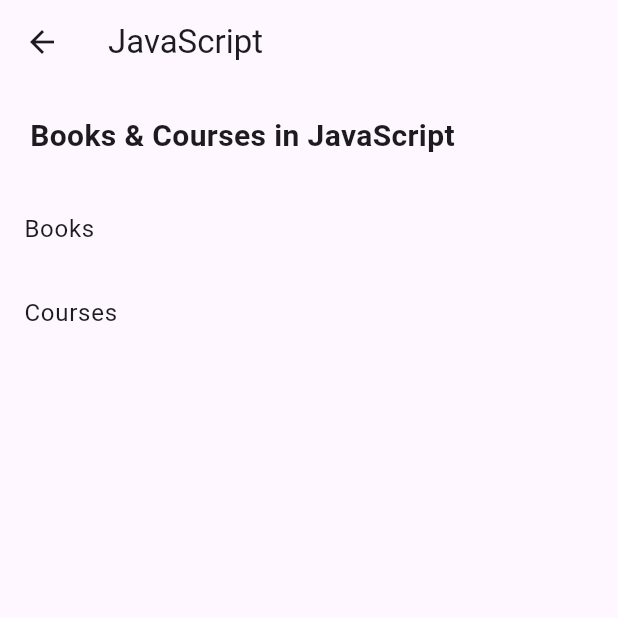
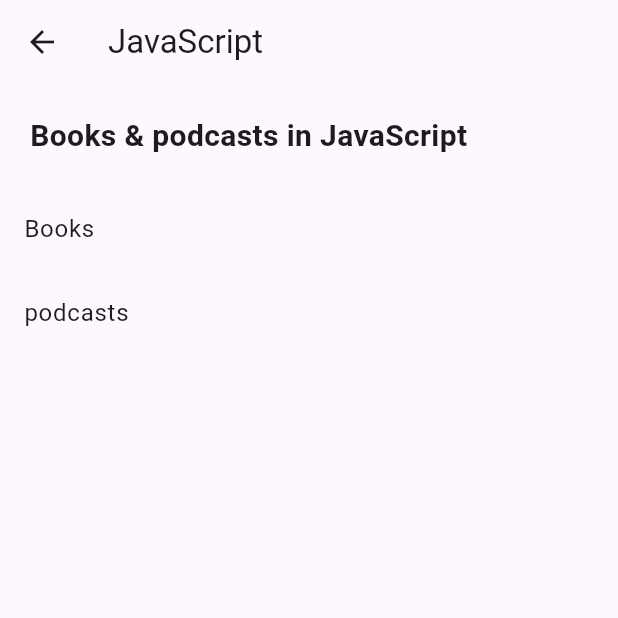
Before and after one commit to Lanyamhamad/BookStore, a Flutter app: the screen it shows after launch, after a tap on "JavaScript", on a phone screen of 412 x 824 dp, the top half of it. Run offline on Flutter 3.47's test engine with Material 3 defaults, Android fonts, the light colour scheme and no system bars; our stand-ins replace cloud_firestore, firebase_core, flutter_svg, google_nav_bar; accounts and stored records are empty.

Commit message:
convert course to podcast

```diff
--- a/books/lib/main.dart
+++ b/books/lib/main.dart
@@ -4,10 +4,11 @@ import 'package:books/services/database_service.dart';
 import 'package:books/viewmodels/book_viewmodel.dart';
 import 'package:flutter/material.dart';
 import 'package:provider/provider.dart';
+import 'package:firebase_core/firebase_core.dart';
 
 void main() async {
-    WidgetsFlutterBinding.ensureInitialized(); // Ensures the app is ready
-    await DatabaseService.instance.database; // Initializes SQLite
+  WidgetsFlutterBinding.ensureInitialized();
+  await Firebase.initializeApp();
   runApp(
     MultiProvider(
       providers: [
--- a/books/lib/models/courses_model.dart
+++ b/books/lib/models/podcasts_model.dart
@@ -1,4 +1,4 @@
-class CourseModel {
+class podcastModel {
   final String title;
   final String instructor;
   final String imagePath;
@@ -7,7 +7,7 @@ class CourseModel {
   final String lessons;
   final bool boxIsSelected;
 
-  CourseModel({
+  podcastModel({
     required this.title,
     required this.instructor,
     required this.imagePath,
@@ -18,13 +18,13 @@ class CourseModel {
 
   });
 
-static List<CourseModel> getCourses() {
-    List<CourseModel> courses = [];
+static List<podcastModel> getpodcasts() {
+    List<podcastModel> podcasts = [];
 
-    courses.add(
-      CourseModel(
+    podcasts.add(
+      podcastModel(
         title: 'HTML Basics',
-        imagePath: 'assets/images/html_course.png',
+        imagePath: 'assets/images/html_podcast.png',
         level: 'Beginner',
         instructor: 'alexander',
         duration: '2 hours',
@@ -33,10 +33,10 @@ static List<CourseModel> getCourses() {
       ),
     );
 
-    courses.add(
-      CourseModel(
+    podcasts.add(
+      podcastModel(
         title: 'CSS Styling',
-        imagePath: 'assets/images/css_course.png',
+        imagePath: 'assets/images/css_podcast.png',
         level: 'Intermediate',
         instructor: 'tim',
         duration: '3 hours',
@@ -45,10 +45,10 @@ static List<CourseModel> getCourses() {
       ),
     );
 
-    courses.add(
-      CourseModel(
+    podcasts.add(
+      podcastModel(
         title: 'JavaScript Fundamentals',
-        imagePath: 'assets/images/js_course.png',
+        imagePath: 'assets/images/js_podcast.png',
         level: 'Beginner',
         instructor: 'emily',
         duration: '4 hours',
@@ -57,6 +57,6 @@ static List<CourseModel> getCourses() {
       ),
     );
 
-    return courses;
+    return podcasts;
   }
 }
--- a/books/lib/pages/all_page.dart
+++ b/books/lib/pages/all_page.dart
@@ -1,7 +1,7 @@
 import 'package:books/components/drawer.dart';
 import 'package:books/models/book.dart';
 import 'package:books/models/category_model.dart';
-import 'package:books/models/courses_model.dart';
+import 'package:books/models/podcasts_model.dart';
 import 'package:books/pages/home_page.dart';
 import 'package:flutter/material.dart';
 import 'package:flutter_svg/svg.dart';
@@ -13,12 +13,12 @@ class AllPage extends StatelessWidget {
 
   List<CategoryModel> categories = [];
   List<Book> books = [];
-  List<CourseModel> courses = [];
+  List<podcastModel> podcasts = [];
 
   void _getInitialInfo(){
     categories = CategoryModel.getCategories();
     books = Book.getBooks();
-    courses = CourseModel.getCourses();
+    podcasts = podcastModel.getpodcasts();
   }
 
   @override
@@ -33,7 +33,7 @@ class AllPage extends StatelessWidget {
           _categoriesSection(context),
           const SizedBox(height: 40,),
 
-          _coursesSection(),
+          _podcastsSection(),
           const SizedBox(height: 40,),
 
           _bookSection(),
@@ -44,14 +44,14 @@ class AllPage extends StatelessWidget {
     );
   }
 
-  Column _coursesSection() {
+  Column _podcastsSection() {
     return Column(
           crossAxisAlignment: CrossAxisAlignment.start,
           children: [
             const Padding(
               padding: EdgeInsets.only(left: 20),
             child: Text(
-              'Popular Courses',
+              'Popular podcasts',
               style: TextStyle(
                 color: Colors.black,
                 fontSize: 18,
@@ -67,7 +67,7 @@ class AllPage extends StatelessWidget {
               return Container(
                 width: 210,
                 decoration: BoxDecoration(
-                  color: courses[index].boxIsSelected
+                  color: podcasts[index].boxIsSelected
                       ? const Color(0xff9DCEFF)
                       : Colors.white,
                   borderRadius: BorderRadius.circular(20),
@@ -76,14 +76,14 @@ class AllPage extends StatelessWidget {
                   mainAxisAlignment: MainAxisAlignment.spaceEvenly,
                   children: [
                     Image.asset(
-                      courses[index].imagePath,
+                      podcasts[index].imagePath,
                       width: 100,
                       height: 100,
                     ),
                     Column(
                       children: [
                         Text(
-                          courses[index].title,
+                          podcasts[index].title,
                           style: const TextStyle(
                             fontWeight: FontWeight.w500,
                             color: Colors.black,
@@ -91,7 +91,7 @@ class AllPage extends StatelessWidget {
                           ),
                         ),
                         Text(
-                          '${courses[index].level} | ${courses[index].duration} | ${courses[index].lessons}',
+                          '${podcasts[index].level} | ${podcasts[index].duration} | ${podcasts[index].lessons}',
                           style: const TextStyle(
                             color: Color(0xff786F72),
                             fontSize: 13,
@@ -105,7 +105,7 @@ class AllPage extends StatelessWidget {
               );
             },
             separatorBuilder: (context, index) => const SizedBox(width: 25),
-            itemCount: courses.length,
+            itemCount: podcasts.length,
             scrollDirection: Axis.horizontal,
             padding: const EdgeInsets.only(left: 20, right: 20),
           ),
@@ -285,10 +285,11 @@ class AllPage extends StatelessWidget {
   }
 }
 
+// category page
 class CategoryDetailPage extends StatelessWidget {
   final CategoryModel category;
 
-  CategoryDetailPage({required this.category});
+  const CategoryDetailPage({required this.category});
 
   @override
   Widget build(BuildContext context) {
@@ -299,14 +300,14 @@ class CategoryDetailPage extends StatelessWidget {
           Padding(
             padding: const EdgeInsets.all(20.0),
             child: Text(
-              'Books & Courses in ${category.name}',
+              'Books & podcasts in ${category.name}',
               style: TextStyle(fontSize: 20, fontWeight: FontWeight.bold),
             ),
           ),
           ListTile(title: Text('Books')),
           // Fetch and display books related to the selected category
-          ListTile(title: Text('Courses')),
-          // Fetch and display courses related to the selected category
+          ListTile(title: Text('podcasts')),
+          // Fetch and display podcasts related to the selected category
         ],
       ),
     );
--- a/books/lib/services/database_service.dart
+++ b/books/lib/services/database_service.dart
@@ -1,81 +1,34 @@
 import 'package:books/models/order_model.dart';
-import 'package:sqflite/sqflite.dart';
-import 'package:path/path.dart';
+// import 'package:firebase_core/firebase_core.dart';
+import 'package:cloud_firestore/cloud_firestore.dart';
 import '../models/book.dart';
 
-class DatabaseService {
-  static final DatabaseService instance = DatabaseService._init();
-  static Database? _database;
+class FirebaseService {
+  static final FirebaseFirestore _db = FirebaseFirestore.instance;
 
-  DatabaseService._init();
-
-  Future<Database> get database async {
-    if (_database != null) return _database!;
-    _database = await _initDB('bookshop.db');
-    return _database!;
+  // Book Operations
+  static Future<void> addBook(Book book) async {
+    await _db.collection('books').add(book.toMap());
   }
 
-  Future<Database> _initDB(String filePath) async {
-    final dbPath = await getDatabasesPath();
-    final path = join(dbPath, filePath);
-    return await openDatabase(path, version: 1, onCreate: _createDB);
+  static Future<List<Book>> fetchBooks() async {
+    QuerySnapshot snapshot = await _db.collection('books').get();
+    return snapshot.docs.map((doc) => Book.fromMap(doc.data() as Map<String, dynamic>)).toList();
   }
 
-  Future<void> _createDB(Database db, int version) async {
-    await db.execute('''
-      CREATE TABLE books (
-        id INTEGER PRIMARY KEY AUTOINCREMENT,
-        title TEXT,
-        author TEXT,
-        imagePath TEXT,
-        price REAL,
-        pages TEXT,
-        level TEXT,
-        viewIsSelected INTEGER
-      )
-    ''');
-    // create order table
-    await db.execute('''
-    CREATE TABLE orders (
-      id INTEGER PRIMARY KEY AUTOINCREMENT,
-      bookId INTEGER,
-      bookTitle TEXT,
-      bookPrice REAL,
-      orderDate TEXT,
-      FOREIGN KEY (bookId) REFERENCES books (id)
-    )
-  ''');
-  }
-  // these are for books
-  Future<void> insertBook(Book book) async {
-    final db = await instance.database;
-    await db.insert('books', book.toMap(), conflictAlgorithm: ConflictAlgorithm.replace);
+  static Future<void> deleteBook(String bookId) async {
+    await _db.collection('books').doc(bookId).delete();
   }
 
-  Future<List<Book>> fetchBooks() async {
-    final db = await instance.database;
-    final books = await db.query('books');
-    return books.map((json) => Book.fromMap(json)).toList();
+  // Order Operations
+  static Future<void> insertOrder(OrderBook order) async {
+    await _db.collection('orders').add(order.toMap());
   }
 
-  Future<void> deleteBook(int id) async {
-    final db = await instance.database;
-    await db.delete('books', where: 'id = ?', whereArgs: [id]);
+  static Future<List<OrderBook>> fetchOrders() async {
+    QuerySnapshot snapshot = await _db.collection('orders').get();
+    return snapshot.docs.map((doc) => OrderBook.fromMap(doc.data() as Map<String, dynamic>)).toList();
   }
 
-  Future<void> updateBook(Book book) async {
-    final db = await instance.database;
-    await db.update('books', book.toMap(), where: 'id = ?', whereArgs: [book.id]);
-  }
-  Future<void> insertOrder(Order order) async {
-  final db = await instance.database;
-  await db.insert('orders', order.toMap(), conflictAlgorithm: ConflictAlgorithm.replace);
-}
-
-Future<List<Order>> fetchOrders() async {
-  final db = await instance.database;
-  final orders = await db.query('orders');
-  return orders.map((json) => Order.fromMap(json)).toList();
-}
 
 }
--- a/books/lib/viewmodels/cart_viewmodel.dart
+++ b/books/lib/viewmodels/cart_viewmodel.dart
@@ -1,3 +1,5 @@
+import 'package:books/models/order_model.dart';
+import 'package:books/services/database_service.dart';
 import 'package:flutter/material.dart';
 import '../models/cart_item.dart';
 
@@ -17,4 +19,6 @@ class CartViewModel extends ChangeNotifier {
   }
 
   double get totalCost => _cartItems.fold(0, (sum, item) => sum + item.totalPrice);
+
+
 }
--- a/books/pubspec.yaml
+++ b/books/pubspec.yaml
@@ -37,11 +37,13 @@ dependencies:
   google_nav_bar: ^5.0.7
   provider:
   flutter_svg: ^2.0.17
+  cloud_firestore: ^5.6.2
+  firebase_core: ^3.10.1
 
 dev_dependencies:
   flutter_test:
     sdk: flutter
-  sqflite: ^2.4.1
+  # sqflite: ^2.4.1
   path_provider: ^2.0.15
 
 
```
Also changed, not shown: books/lib/models/order_model.dart (+4 -4 lines), books/lib/models/user_model.dart (deleted, +0 -15 lines), books/lib/pages/cart_page.dart (+3 -5 lines), books/lib/pages/login_page.dart (deleted, +0 -53 lines), books/lib/pages/order_history_page.dart (+4 -3 lines), books/lib/pages/signup_page.dart (deleted, +0 -39 lines), books/lib/services/user_auth_services.dart (deleted, +0 -48 lines), books/lib/viewmodels/book_viewmodel.dart (+8 -8 lines), books/pubspec.lock, 3 other files.
